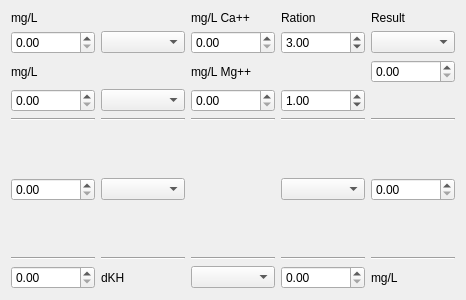
DrFr/HardnessCalc, file mainwindow.ui: the form before one commit.
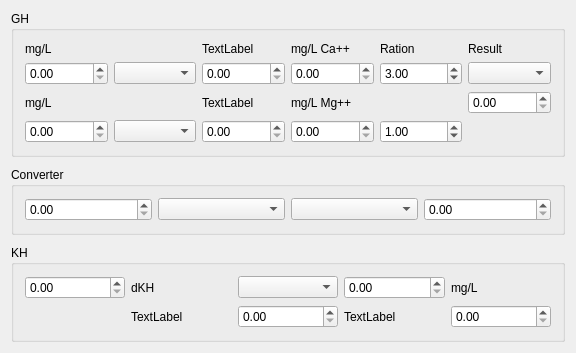
The form after the commit.

Commit message: Added anion for GH Added ions for KH Update interface

```diff
--- a/mainwindow.ui
+++ b/mainwindow.ui
@@ -6,134 +6,110 @@
    <rect>
     <x>0</x>
     <y>0</y>
-    <width>466</width>
-    <height>300</height>
+    <width>576</width>
+    <height>353</height>
    </rect>
   </property>
   <property name="windowTitle">
    <string>MainWindow</string>
   </property>
   <widget class="QWidget" name="centralWidget">
-   <layout class="QGridLayout" name="gridLayout">
-    <item row="4" column="0">
-     <widget class="Line" name="line_10">
-      <property name="orientation">
-       <enum>Qt::Horizontal</enum>
+   <layout class="QVBoxLayout" name="verticalLayout">
+    <item>
+     <widget class="QGroupBox" name="groupBox">
+      <property name="title">
+       <string>GH</string>
       </property>
-     </widget>
-    </item>
-    <item row="9" column="2">
-     <widget class="Line" name="line_7">
-      <property name="orientation">
-       <enum>Qt::Horizontal</enum>
-      </property>
-     </widget>
-    </item>
-    <item row="4" column="2">
-     <widget class="Line" name="line_2">
-      <property name="orientation">
-       <enum>Qt::Horizontal</enum>
-      </property>
-     </widget>
-    </item>
-    <item row="4" column="5">
-     <widget class="Line" name="line_4">
-      <property name="orientation">
-       <enum>Qt::Horizontal</enum>
-      </property>
-     </widget>
-    </item>
-    <item row="6" column="1">
-     <widget class="QComboBox" name="comboBoxIN"/>
-    </item>
-    <item row="0" column="2">
+      <layout class="QGridLayout" name="gridLayout_2">
+       <item row="0" column="3">
      <widget class="QLabel" name="label">
       <property name="text">
        <string>mg/L Ca++</string>
       </property>
      </widget>
     </item>
-    <item row="6" column="0">
-     <widget class="QDoubleSpinBox" name="doubleSpinBoxIN">
+       <item row="1" column="0">
+        <widget class="QDoubleSpinBox" name="doubleSpinBox_CaSalt">
       <property name="maximum">
        <double>9999.989999999999782</double>
       </property>
      </widget>
     </item>
-    <item row="2" column="2">
+       <item row="3" column="1">
+        <widget class="QComboBox" name="comboBoxMgSalts"/>
+       </item>
+       <item row="3" column="4">
+        <widget class="QDoubleSpinBox" name="doubleSpinBoxMgRation">
+         <property name="value">
+          <double>1.000000000000000</double>
+         </property>
+        </widget>
+       </item>
+       <item row="0" column="0">
+        <widget class="QLabel" name="label_6">
+         <property name="text">
+          <string>mg/L</string>
+         </property>
+        </widget>
+       </item>
+       <item row="1" column="5">
+        <widget class="QComboBox" name="comboBoxMineralResult">
+         <property name="enabled">
+          <bool>true</bool>
+         </property>
+        </widget>
+       </item>
+       <item row="3" column="0">
+        <widget class="QDoubleSpinBox" name="doubleSpinBox_MgSalt">
+         <property name="maximum">
+          <double>9999.989999999999782</double>
+         </property>
+        </widget>
+       </item>
+       <item row="2" column="3">
      <widget class="QLabel" name="label_2">
       <property name="text">
        <string>mg/L Mg++</string>
       </property>
      </widget>
     </item>
-    <item row="5" column="3">
-     <spacer name="verticalSpacer">
-      <property name="orientation">
-       <enum>Qt::Vertical</enum>
-      </property>
-      <property name="sizeHint" stdset="0">
-       <size>
-        <width>20</width>
-        <height>40</height>
-       </size>
-      </property>
-     </spacer>
-    </item>
-    <item row="9" column="1">
-     <widget class="Line" name="line_5">
-      <property name="orientation">
-       <enum>Qt::Horizontal</enum>
-      </property>
-     </widget>
-    </item>
-    <item row="9" column="3">
-     <widget class="Line" name="line_8">
-      <property name="orientation">
-       <enum>Qt::Horizontal</enum>
-      </property>
-     </widget>
-    </item>
-    <item row="3" column="2">
-     <widget class="QDoubleSpinBox" name="doubleSpinBoxMg">
+       <item row="2" column="5">
+        <widget class="QDoubleSpinBox" name="doubleSpinBoxResult">
       <property name="maximum">
        <double>9999.989999999999782</double>
       </property>
      </widget>
     </item>
-    <item row="4" column="3">
-     <widget class="Line" name="line_3">
-      <property name="orientation">
-       <enum>Qt::Horizontal</enum>
-      </property>
-     </widget>
-    </item>
-    <item row="1" column="2">
+       <item row="1" column="3">
      <widget class="QDoubleSpinBox" name="doubleSpinBoxCa">
       <property name="maximum">
        <double>9999.989999999999782</double>
       </property>
      </widget>
     </item>
-    <item row="4" column="1">
-     <widget class="Line" name="line">
-      <property name="orientation">
-       <enum>Qt::Horizontal</enum>
+       <item row="3" column="3">
+        <widget class="QDoubleSpinBox" name="doubleSpinBoxMg">
+         <property name="maximum">
+          <double>9999.989999999999782</double>
       </property>
      </widget>
     </item>
-    <item row="7" column="2">
-     <spacer name="verticalSpacer_2">
-      <property name="orientation">
-       <enum>Qt::Vertical</enum>
-      </property>
-      <property name="sizeHint" stdset="0">
-       <size>
-        <width>20</width>
-        <height>40</height>
-       </size>
-      </property>
-     </spacer>
+       <item row="1" column="4">
+        <widget class="QDoubleSpinBox" name="doubleSpinBoxCaRation">
+         <property name="value">
+          <double>3.000000000000000</double>
+         </property>
+        </widget>
+       </item>
+       <item row="0" column="4">
+        <widget class="QLabel" name="label_3">
+         <property name="text">
+          <string>Ration</string>
+         </property>
+        </widget>
+       </item>
+       <item row="1" column="1">
+        <widget class="QComboBox" name="comboBoxCaSalts"/>
     </item>
     <item row="0" column="5">
      <widget class="QLabel" name="label_4">
@@ -142,17 +118,77 @@
       </property>
      </widget>
     </item>
-    <item row="1" column="5">
-     <widget class="QComboBox" name="comboBoxMineralResult">
-      <property name="enabled">
-       <bool>true</bool>
+       <item row="2" column="0">
+        <widget class="QLabel" name="label_7">
+         <property name="text">
+          <string>mg/L</string>
       </property>
      </widget>
     </item>
-    <item row="6" column="3">
+       <item row="1" column="2">
+        <widget class="QDoubleSpinBox" name="doubleSpinBox_CaAnion">
+         <property name="maximum">
+          <double>9999.989999999999782</double>
+         </property>
+        </widget>
+       </item>
+       <item row="3" column="2">
+        <widget class="QDoubleSpinBox" name="doubleSpinBox_MgAnion">
+         <property name="maximum">
+          <double>9999.989999999999782</double>
+         </property>
+        </widget>
+       </item>
+       <item row="0" column="2">
+        <widget class="QLabel" name="label_CaAnion">
+         <property name="text">
+          <string>TextLabel</string>
+         </property>
+        </widget>
+       </item>
+       <item row="2" column="2">
+        <widget class="QLabel" name="label_MgAnion">
+         <property name="text">
+          <string>TextLabel</string>
+         </property>
+        </widget>
+       </item>
+      </layout>
+     </widget>
+    </item>
+    <item>
+     <spacer name="verticalSpacer">
+      <property name="orientation">
+       <enum>Qt::Vertical</enum>
+      </property>
+      <property name="sizeHint" stdset="0">
+       <size>
+        <width>20</width>
+        <height>40</height>
+       </size>
+      </property>
+     </spacer>
+    </item>
+    <item>
+     <widget class="QGroupBox" name="groupBox_2">
+      <property name="title">
+       <string>Converter</string>
+      </property>
+      <layout class="QGridLayout" name="gridLayout_3">
+       <item row="0" column="0">
+        <widget class="QDoubleSpinBox" name="doubleSpinBoxIN">
+         <property name="maximum">
+          <double>9999.989999999999782</double>
+         </property>
+        </widget>
+       </item>
+       <item row="0" column="1">
+        <widget class="QComboBox" name="comboBoxIN"/>
+       </item>
+       <item row="0" column="2">
      <widget class="QComboBox" name="comboBoxOUT"/>
     </item>
-    <item row="6" column="5">
+       <item row="0" column="3">
      <widget class="QDoubleSpinBox" name="doubleSpinBoxOUT">
       <property name="readOnly">
        <bool>false</bool>
@@ -165,107 +201,84 @@
       </property>
      </widget>
     </item>
-    <item row="1" column="3">
-     <widget class="QDoubleSpinBox" name="doubleSpinBoxCaRation">
-      <property name="value">
-       <double>3.000000000000000</double>
-      </property>
+      </layout>
      </widget>
     </item>
-    <item row="2" column="5">
-     <widget class="QDoubleSpinBox" name="doubleSpinBoxResult">
-      <property name="maximum">
-       <double>9999.989999999999782</double>
-      </property>
-     </widget>
-    </item>
-    <item row="0" column="3">
-     <widget class="QLabel" name="label_3">
-      <property name="text">
-       <string>Ration</string>
-      </property>
-     </widget>
-    </item>
-    <item row="3" column="3">
-     <widget class="QDoubleSpinBox" name="doubleSpinBoxMgRation">
-      <property name="value">
-       <double>1.000000000000000</double>
-      </property>
-     </widget>
-    </item>
-    <item row="3" column="0">
-     <widget class="QDoubleSpinBox" name="doubleSpinBox_MgSalt">
-      <property name="maximum">
-       <double>9999.989999999999782</double>
-      </property>
-     </widget>
-    </item>
-    <item row="0" column="0">
-     <widget class="QLabel" name="label_6">
-      <property name="text">
-       <string>mg/L</string>
-      </property>
-     </widget>
-    </item>
-    <item row="1" column="0">
-     <widget class="QDoubleSpinBox" name="doubleSpinBox_CaSalt">
-      <property name="maximum">
-       <double>9999.989999999999782</double>
-      </property>
-     </widget>
-    </item>
-    <item row="11" column="5">
-     <widget class="QLabel" name="label_8">
-      <property name="text">
-       <string>mg/L</string>
-      </property>
-     </widget>
-    </item>
-    <item row="9" column="0">
-     <widget class="Line" name="line_6">
+    <item>
+     <spacer name="verticalSpacer_2">
       <property name="orientation">
-       <enum>Qt::Horizontal</enum>
+       <enum>Qt::Vertical</enum>
       </property>
-     </widget>
-    </item>
-    <item row="2" column="0">
-     <widget class="QLabel" name="label_7">
-      <property name="text">
-       <string>mg/L</string>
+      <property name="sizeHint" stdset="0">
+       <size>
+        <width>20</width>
+        <height>40</height>
+       </size>
       </property>
-     </widget>
+     </spacer>
     </item>
-    <item row="9" column="5">
-     <widget class="Line" name="line_9">
-      <property name="orientation">
-       <enum>Qt::Horizontal</enum>
+    <item>
+     <widget class="QGroupBox" name="groupBox_3">
+      <property name="title">
+       <string>KH</string>
       </property>
-     </widget>
-    </item>
+      <layout class="QGridLayout" name="gridLayout_4">
     <item row="1" column="1">
-     <widget class="QComboBox" name="comboBoxCaSalts"/>
-    </item>
-    <item row="11" column="2">
+        <widget class="QLabel" name="labelKHCation">
+         <property name="text">
+          <string>TextLabel</string>
+         </property>
+        </widget>
+       </item>
+       <item row="0" column="2">
      <widget class="QComboBox" name="comboBoxKHSalt"/>
     </item>
-    <item row="3" column="1">
-     <widget class="QComboBox" name="comboBoxMgSalts"/>
-    </item>
-    <item row="11" column="3">
-     <widget class="QDoubleSpinBox" name="doubleSpinBox_3">
+       <item row="1" column="2">
+        <widget class="QDoubleSpinBox" name="doubleSpinBox_KHCation">
       <property name="maximum">
-       <double>999.990000000000009</double>
+          <double>9999.989999999999782</double>
       </property>
      </widget>
     </item>
-    <item row="11" column="0">
-     <widget class="QDoubleSpinBox" name="doubleSpinBox_2"/>
-    </item>
-    <item row="11" column="1">
+       <item row="0" column="1">
      <widget class="QLabel" name="label_5">
       <property name="text">
        <string>dKH</string>
       </property>
+        </widget>
+       </item>
+       <item row="0" column="0">
+        <widget class="QDoubleSpinBox" name="doubleSpinBox_2"/>
+       </item>
+       <item row="0" column="3">
+        <widget class="QDoubleSpinBox" name="doubleSpinBox_3">
+         <property name="maximum">
+          <double>999.990000000000009</double>
+         </property>
+        </widget>
+       </item>
+       <item row="1" column="3">
+        <widget class="QLabel" name="labelKHAnion">
+         <property name="text">
+          <string>TextLabel</string>
+         </property>
+        </widget>
+       </item>
+       <item row="1" column="4">
+        <widget class="QDoubleSpinBox" name="doubleSpinBox_KHAnion">
+         <property name="maximum">
+          <double>9999.989999999999782</double>
+         </property>
+        </widget>
+       </item>
+       <item row="0" column="4">
+        <widget class="QLabel" name="label_8">
+         <property name="text">
+          <string>mg/L</string>
+         </property>
+        </widget>
+       </item>
+      </layout>
      </widget>
     </item>
    </layout>
```
Lines whose indentation alone changed are shown as unchanged. The commit also changes 3 other files.
